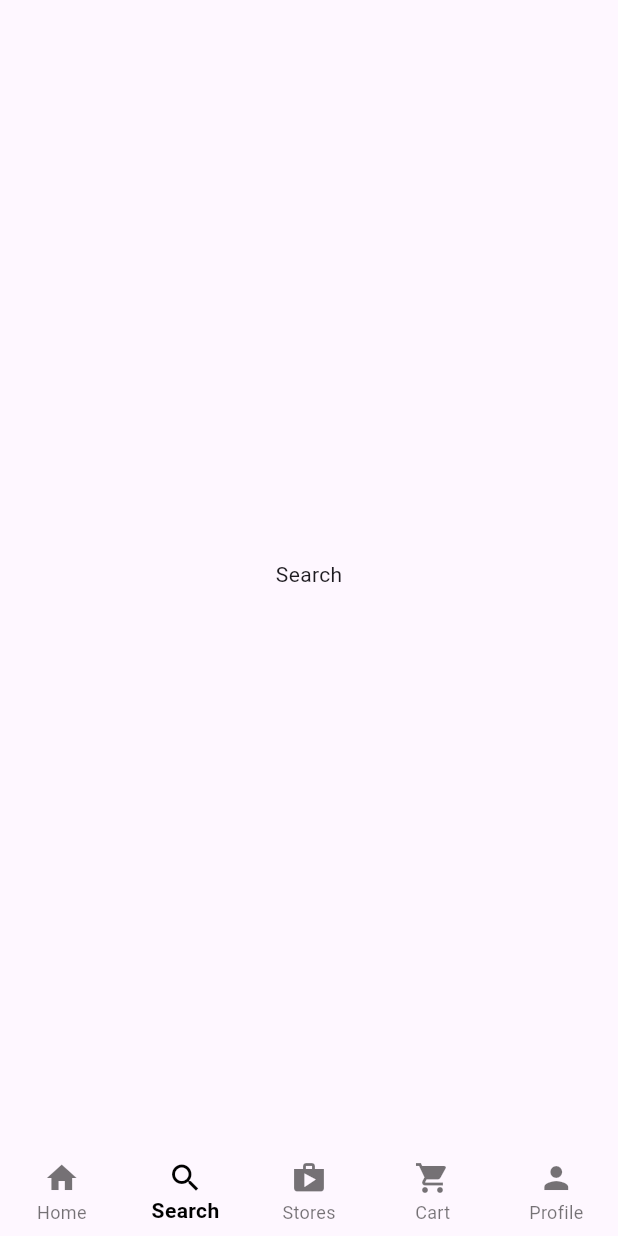
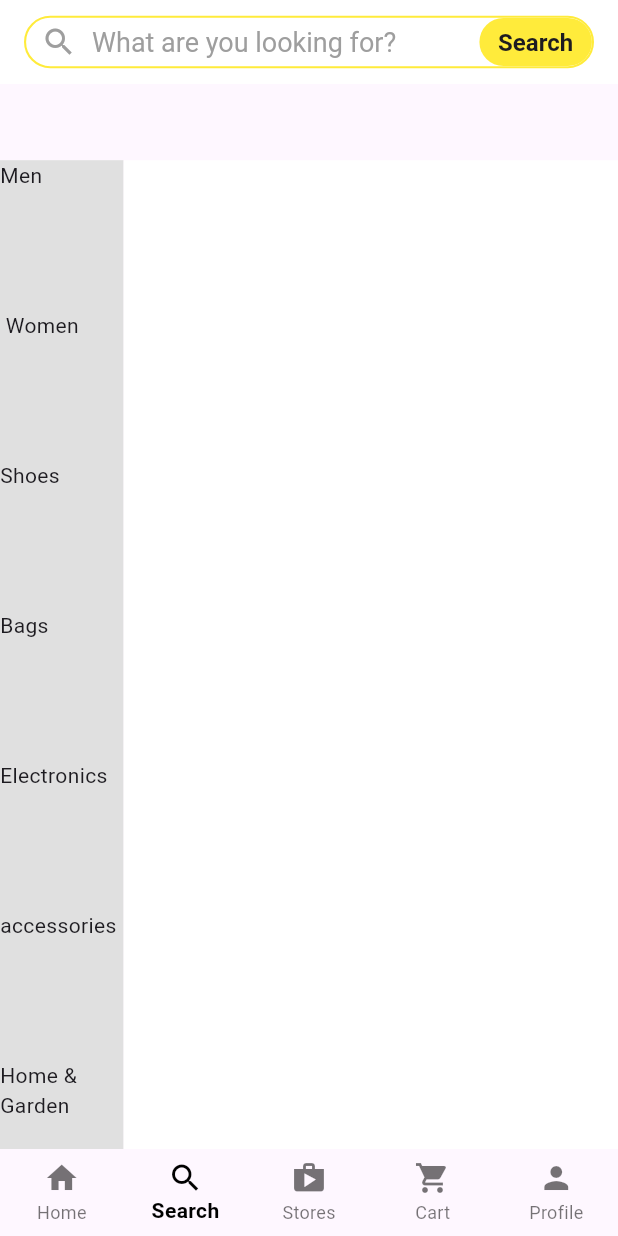
Before and after one commit to Atif-MEHMOOD/Authentication, a Flutter app: the CustomerHomeScreen screen opened by its route, item 2 of the bottom bar chosen, on a phone screen of 412 x 824 dp. Run offline on Flutter 3.47's test engine with Material 3 defaults, Android fonts, the light colour scheme and no system bars; our stand-ins replace another_flushbar, firebase_auth, firebase_core, fluttertoast, shared_preferences; accounts and stored records are empty.

Commit message:
coloradjusment

```diff
--- /dev/null
+++ b/devtools_options.yaml
@@ -0,0 +1 @@
+extensions:
--- a/lib/Routes/route.dart
+++ b/lib/Routes/route.dart
@@ -3,6 +3,7 @@ import 'package:flutter/material.dart';
 import 'package:authenticationproject/pages/Register_screen.dart';
 import 'package:authenticationproject/pages/splash_screen.dart';
 
+import '../pages/Home/search_screen.dart';
 import '../pages/login_page.dart';
 import 'routes_name.dart';
 
@@ -15,6 +16,8 @@ class Routes {
         return MaterialPageRoute(builder: (BuildContext context) => LoginPage());
       case RouteName.MyHomePage:
         return MaterialPageRoute(builder: (BuildContext context) => CustomerHomeScreen());
+      case RouteName.SearchScreen:
+        return MaterialPageRoute(builder: (BuildContext context) => SearchScreen());
 
 
       case RouteName.register:
--- a/lib/Routes/routes_name.dart
+++ b/lib/Routes/routes_name.dart
@@ -3,4 +3,5 @@ class RouteName{
   static const String register = "registerscreen";
   static const String splashscreen = "splashscreen";
   static const String MyHomePage = "MyHomePage";
+  static const String SearchScreen = "Searchscreen";
 }
--- a/lib/Utils/search_bar.dart
+++ b/lib/Utils/search_bar.dart
@@ -0,0 +1,62 @@
+import 'package:flutter/cupertino.dart';
+import 'package:flutter/material.dart';
+
+import '../Routes/routes_name.dart';
+
+class Search_bar extends StatelessWidget {
+  const Search_bar({
+    super.key,
+  });
+
+  @override
+  Widget build(BuildContext context) {
+    return InkWell(
+      onTap: (){
+        Navigator.pushNamed(context, RouteName.SearchScreen);
+      },
+
+      child: Container(
+        height: 35,
+
+
+
+        decoration:  BoxDecoration(
+            border: Border.all(color: Colors.yellow, width: 1.4),
+            borderRadius: BorderRadius.circular(25)
+
+        ),
+        child: Row(
+          mainAxisAlignment: MainAxisAlignment.spaceBetween,
+          children: [
+            const Row(
+              children: [
+                Padding(
+                  padding: EdgeInsets.symmetric(horizontal: 10),
+                  child: Icon(Icons.search , color: Colors.grey,),
+                ),
+                Text('What are you looking for?', style: TextStyle(fontSize: 18, color: Colors.grey),),
+              ],
+            ),
+
+
+            Container(
+              height: 32,
+              width: 75,
+              decoration: BoxDecoration(
+                  borderRadius: BorderRadius.circular(25),
+                  color: Colors.yellow
+              ),
+              child: const Center(
+                child: Text(
+                    'Search', style: TextStyle(fontSize: 16, fontWeight: FontWeight.bold)
+                ),
+              ),)
+
+
+          ],
+
+        ),
+      ),
+    );
+  }
+}
--- a/lib/pages/Category/category_screen.dart
+++ b/lib/pages/Category/category_screen.dart
@@ -0,0 +1,99 @@
+import 'package:authenticationproject/Utils/search_bar.dart';
+import 'package:flutter/cupertino.dart';
+import 'package:flutter/material.dart';
+import 'package:flutter/rendering.dart';
+
+List<ItemData> item = [
+  ItemData(label: "Men"),
+  ItemData(label: ' Women'),
+  ItemData(label: 'Shoes'),
+  ItemData(label: 'Bags'),
+  ItemData(label: 'Electronics'),
+  ItemData(label: 'accessories'),
+  ItemData(label: 'Home & Garden'),
+  ItemData(label: 'Kids'),
+  ItemData(label: 'Beauty'),
+
+];
+class Category extends StatefulWidget {
+  const Category({super.key});
+
+  @override
+  State<Category> createState() => _CategoryState();
+}
+
+
+class _CategoryState extends State<Category> {
+
+
+  @override
+  Widget build(BuildContext context) {
+    var size = MediaQuery.of(context).size;
+    return Scaffold(
+      appBar: AppBar(
+backgroundColor: Colors.white,
+        elevation: 0,
+        automaticallyImplyLeading: false,
+        title: const Search_bar(),
+
+
+      ),
+      body:  Stack(
+        children: [
+
+            Positioned(
+            bottom: 0,
+              left: 0,
+              child: Sidebare(size),
+            ),
+
+          Positioned(
+            bottom: 0,
+            right: 0,
+            child: CategoryBody(size),
+          )
+
+        ],
+      ),
+
+
+    );
+
+  }
+  Widget Sidebare( size){
+
+
+    return Container(
+        color: Colors.grey.shade300,
+        height: size.height * 0.8,
+        width: size.width * 0.2,
+        child: ListView.builder(
+          scrollDirection: Axis.vertical,
+
+
+          itemCount: item.length,
+          itemBuilder: ( context, index )   {
+          return  SizedBox(
+              height: 100,
+            child: Text(item[index].label),
+          );
+        },
+        )
+    );
+  }
+  Widget CategoryBody( size){
+    return Container(
+      color: Colors.white,
+      height: size.height * 0.8,
+      width: size.width * 0.8,
+    );
+  }
+
+}
+
+class ItemData {
+String label;
+bool isSelected;
+
+ItemData({required this.label, this.isSelected = false});
+}
--- a/lib/pages/Home/Homepage.dart
+++ b/lib/pages/Home/Homepage.dart
@@ -1,5 +1,7 @@
 import 'package:authenticationproject/pages/Home/home_view.dart';
 import 'package:flutter/material.dart';
+
+import '../Category/category_screen.dart';
 class CustomerHomeScreen extends StatefulWidget {
   const CustomerHomeScreen({super.key});
 
@@ -11,7 +13,7 @@ class _CustomerHomeScreenState extends State<CustomerHomeScreen> {
   int _Seletedindex=0;
   final List<Widget> _tabs=[
     Homeview(),
-    Center(child: Text('Search')),
+    Category(),
     Center(child: Text('Stores')),
     Center(child: Text('Cart')),
     Center(child: Text('Profile')),
```
Also changed, not shown: lib/pages/Home/home_view.dart (+9 -34 lines), lib/pages/Home/search_screen.dart (+36 -0 lines).
